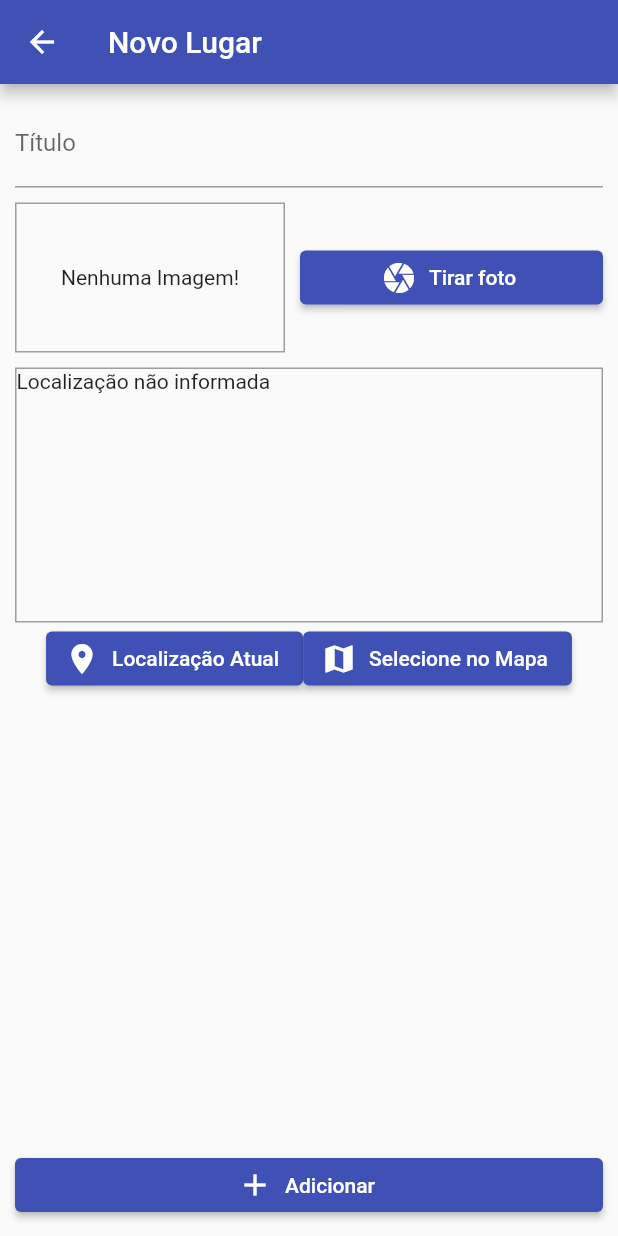
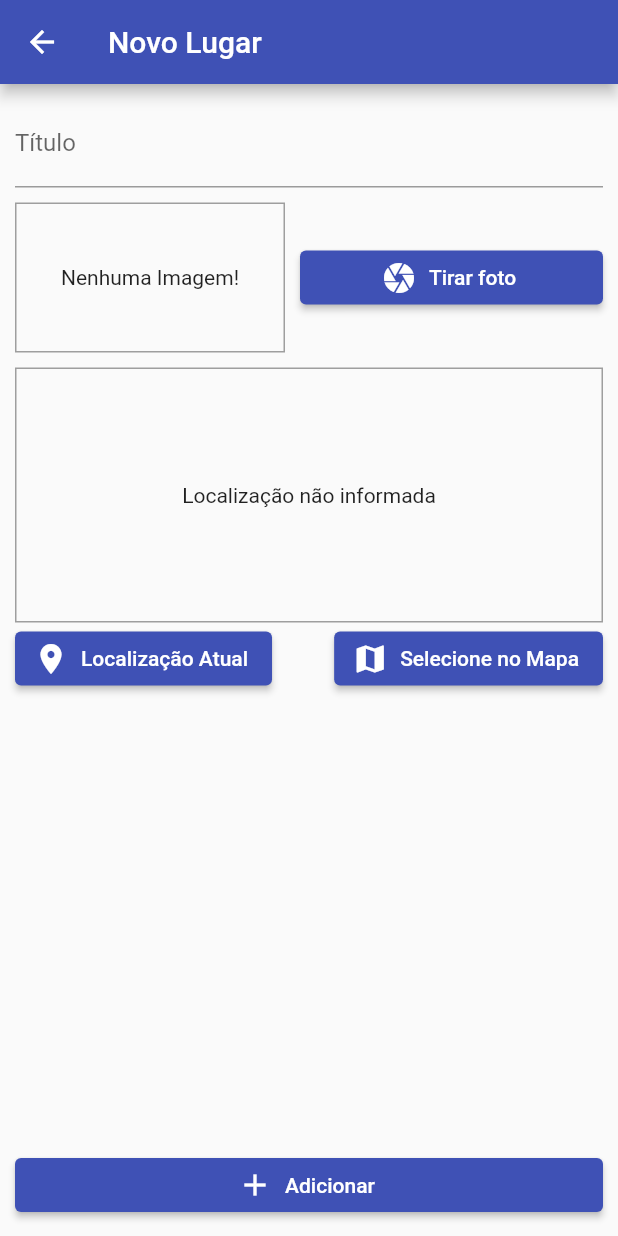
Before and after one commit to mechztcc/flutter-recursos-nativos, a Flutter app: the PlaceFormScreen screen opened by its route, on a phone screen of 412 x 824 dp. Run offline on Flutter 3.47's test engine with Material 2 defaults, Android fonts, the light colour scheme and no system bars; our stand-ins replace image_picker, sqflite; accounts and stored records are empty.

Commit message:
removing location depedency

```diff
--- a/lib/widgets/location_input.dart
+++ b/lib/widgets/location_input.dart
@@ -15,6 +15,7 @@ class _LocationInputState extends State<LocationInput> {
     return Column(
       children: [
         Container(
+          alignment: Alignment.center,
           height: 170,
           width: double.infinity,
           decoration: BoxDecoration(
@@ -28,7 +29,7 @@ class _LocationInputState extends State<LocationInput> {
                 ),
         ),
         Row(
-          mainAxisAlignment: MainAxisAlignment.center,
+          mainAxisAlignment: MainAxisAlignment.spaceBetween,
           children: [
             ElevatedButton.icon(
               icon: Icon(Icons.location_on),
--- a/pubspec.yaml
+++ b/pubspec.yaml
@@ -39,7 +39,7 @@ dependencies:
   path_provider: ^2.0.8
   path: ^1.8.0
   sqflite: ^2.0.1
-  location: ^4.3.0
+
 
 dev_dependencies:
   flutter_test:
```
Also changed, not shown: pubspec.lock.
